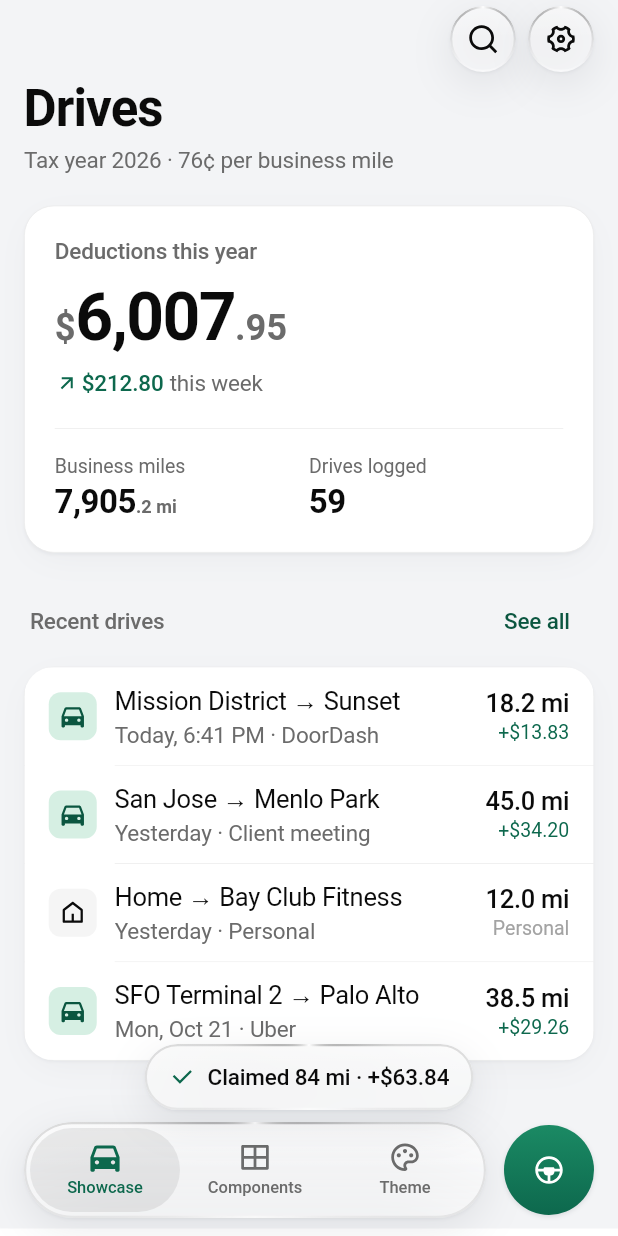
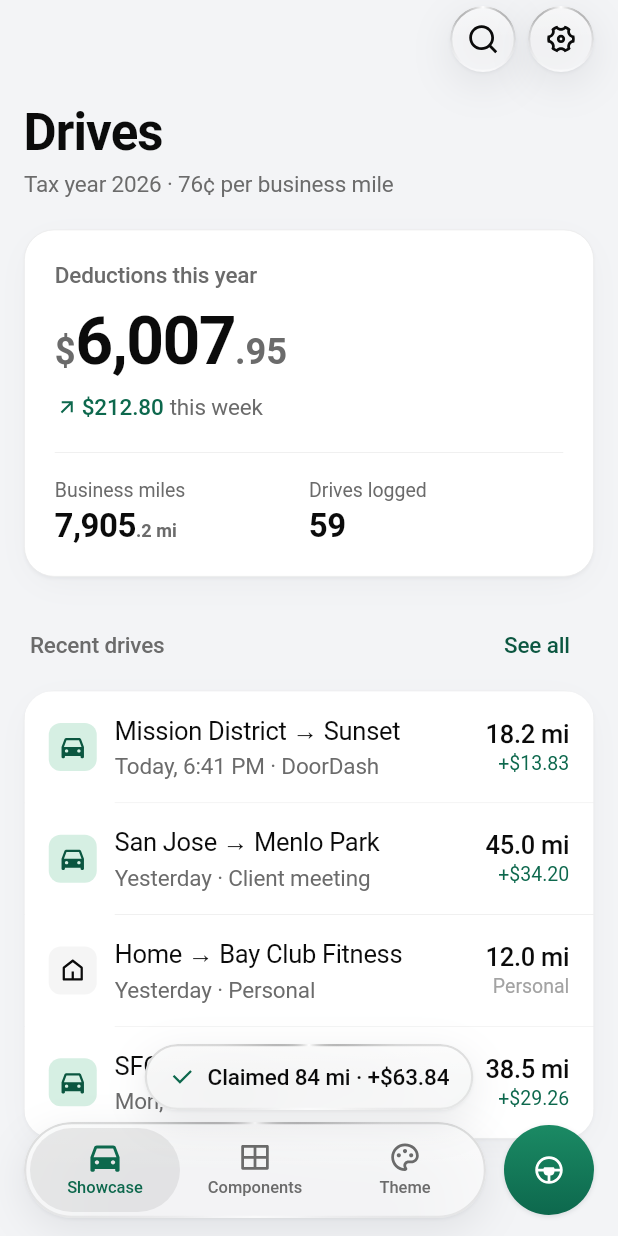
Before and after one commit to anik117/liquid-flutter-design-system, a Flutter app: the screen it shows after launch, after a tap on "Business", on a phone screen of 412 x 824 dp. Run offline on Flutter 3.47's test engine with Material 3 defaults, Android fonts, the phone set to English and light mode, and no system bars; our stand-ins replace cupertino_ui, material_ui, remixicon.

Commit message:
feat: page spacing, badge/chip roles and empty-state options
- LqPageScaffold: sectionGap option; 16pt more space under header actions.
- LqListRow: taller rows; LqSection: more space before its content.
- LqChip.choice: a selected chip is an inverse solid fill (ink background),
  so selection never reads like a status badge.
- LqBadge(solid:): a filled badge for the one highlight in a group.
- LqEmptyState(neutral:, extra:, compact:): grey tile and secondary button,
  an extra content slot, and less padding inside cards.

```diff
--- a/lib/src/components/actions/chip.dart
+++ b/lib/src/components/actions/chip.dart
@@ -116,11 +116,13 @@ class _LqChipState extends State<LqChip> with SingleTickerProviderStateMixin {
     final enabled = input || widget.onSelected != null;
     final fg = !enabled
         ? c.disabledText
-        : (selected ? c.accentOnSoft : c.textPrimary);
+        : (selected ? c.surface : c.textPrimary);
 
     Widget face(bool pressed) {
+      // Selected chips invert (ink fill, surface text) so a picked filter
+      // never reads like a status badge or a highlight.
       final fill = selected
-          ? (pressed ? c.accentSoftPressed : c.accentSoft)
+          ? (pressed ? Color.lerp(c.textPrimary, c.surface, 0.2)! : c.textPrimary)
           : (pressed ? c.surfacePressed : c.surface);
       return AnimatedContainer(
         duration: LqMotion.of(context, LqMotion.fast),
--- a/lib/src/components/data/list_row.dart
+++ b/lib/src/components/data/list_row.dart
@@ -114,7 +114,7 @@ class LqListRow extends StatelessWidget {
         constraints: const BoxConstraints(minHeight: LqSize.row),
         padding: const EdgeInsets.symmetric(
           horizontal: LqSpace.x4,
-          vertical: LqSpace.x2 + 2,
+          vertical: LqSpace.x3 + 2,
         ),
         child: Row(
           children: [
@@ -133,7 +133,7 @@ class LqListRow extends StatelessWidget {
                     ),
                   ),
                   if (subtitle != null) ...[
-                    const SizedBox(height: 2),
+                    const SizedBox(height: 3),
                     Text(
                       subtitle!,
                       maxLines: 2,
--- a/lib/src/components/feedback/badge.dart
+++ b/lib/src/components/feedback/badge.dart
@@ -15,7 +15,12 @@ class LqBadge extends StatelessWidget {
     this.tone = LqTone.neutral,
     this.icon,
     this.dot = false,
+    this.solid = false,
   });
+
+  /// A filled badge with white text, for the one highlight in a group
+  /// ("Most popular"). Soft badges label categories and status.
+  final bool solid;
 
   final String label;
   final LqTone tone;
@@ -37,7 +42,11 @@ class LqBadge extends StatelessWidget {
   @override
   Widget build(BuildContext context) {
     final lq = context.lq;
-    final (bg, fg) = colorsFor(lq.colors, tone);
+    final c = lq.colors;
+    final (soft, ink) = colorsFor(c, tone);
+    final (bg, fg) = !solid
+        ? (soft, ink)
+        : (tone == LqTone.accent || tone == LqTone.positive ? c.accentBottom : ink, const Color(0xFFFFFFFF));
     return Container(
       padding: const EdgeInsets.symmetric(horizontal: LqSpace.x2, vertical: 3),
       decoration: BoxDecoration(
--- a/lib/src/components/layout/section.dart
+++ b/lib/src/components/layout/section.dart
@@ -53,7 +53,7 @@ class LqSection extends StatelessWidget {
             const SizedBox(height: LqSpace.x1),
             Text(caption!, style: lq.type.subhead.copyWith(color: c.textSecondary)),
           ],
-          const SizedBox(height: LqSpace.x3),
+          const SizedBox(height: LqSpace.x4),
         ],
         for (var i = 0; i < children.length; i++) ...[
           if (i > 0) SizedBox(height: gap),
--- a/lib/src/components/navigation/page_scaffold.dart
+++ b/lib/src/components/navigation/page_scaffold.dart
@@ -20,6 +20,7 @@ class LqPageScaffold extends StatefulWidget {
     this.actions = const [],
     this.bottomInset = 0,
     this.washHeight,
+    this.sectionGap = LqSpace.x6,
   });
 
   final String title;
@@ -37,6 +38,9 @@ class LqPageScaffold extends StatefulWidget {
 
   /// Paints [LqPageWash] down to this height (null: plain canvas).
   final double? washHeight;
+
+  /// Space between top-level sections (24pt; denser data pages use more).
+  final double sectionGap;
 
   @override
   State<LqPageScaffold> createState() => _LqPageScaffoldState();
@@ -117,7 +121,7 @@ class _LqPageScaffoldState extends State<LqPageScaffold> {
       physics: const AlwaysScrollableScrollPhysics(),
       padding: EdgeInsets.fromLTRB(
         LqSpace.gutter,
-        top + barHeight,
+        top + barHeight + LqSpace.x4,
         LqSpace.gutter,
         widget.bottomInset + LqSpace.x8,
       ),
@@ -127,7 +131,7 @@ class _LqPageScaffoldState extends State<LqPageScaffold> {
           title,
           const SizedBox(height: LqSpace.x5),
           for (var i = 0; i < widget.children.length; i++) ...[
-            if (i > 0) const SizedBox(height: LqSpace.x6),
+            if (i > 0) SizedBox(height: widget.sectionGap),
             widget.children[i],
           ],
         ],
```
Also changed, not shown: lib/src/components/feedback/empty_state.dart (+20 -4 lines).
